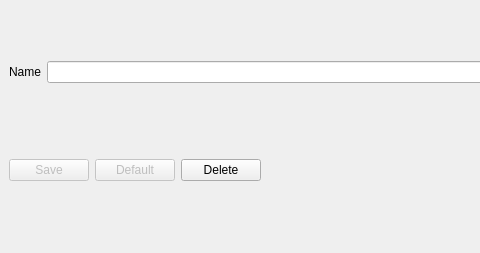
Above: zbyrator-water/editwaterprofile.ui from KTS-Intek/quick-collect before the change; both pictures show x 0 to 480 and y 0 to 253 of the 700 by 253 pixel window. Below: the same form after it.
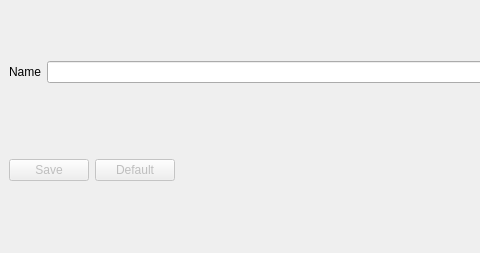
That is the form after the change. Icons and pictures are not drawn.

Diff of the .ui file:
```diff
--- a/zbyrator-water/editwaterprofile.ui
+++ b/zbyrator-water/editwaterprofile.ui
@@ -86,17 +86,6 @@
         </property>
        </widget>
       </item>
-      <item>
-       <widget class="QPushButton" name="pbDelete">
-        <property name="text">
-         <string>Delete</string>
-        </property>
-        <property name="icon">
-         <iconset resource="../res.qrc">
-          <normaloff>:/katynko/svg/edit-delete.svg</normaloff>:/katynko/svg/edit-delete.svg</iconset>
-        </property>
-       </widget>
-      </item>
       <item>
        <spacer name="horizontalSpacer">
         <property name="orientation">
```
